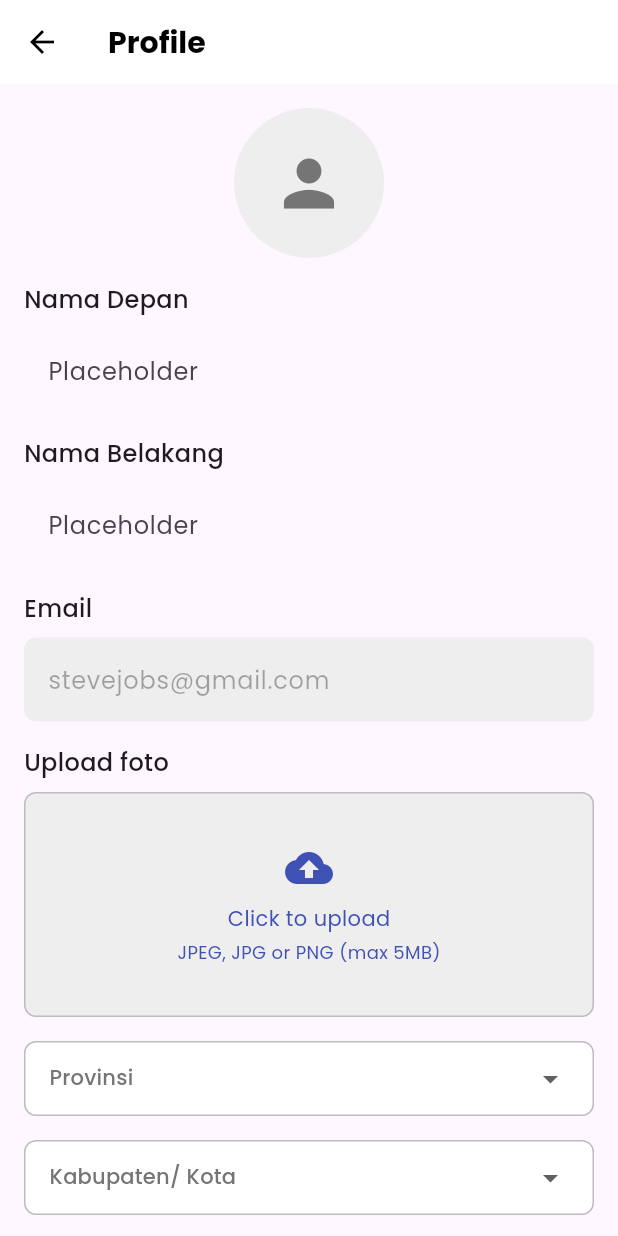
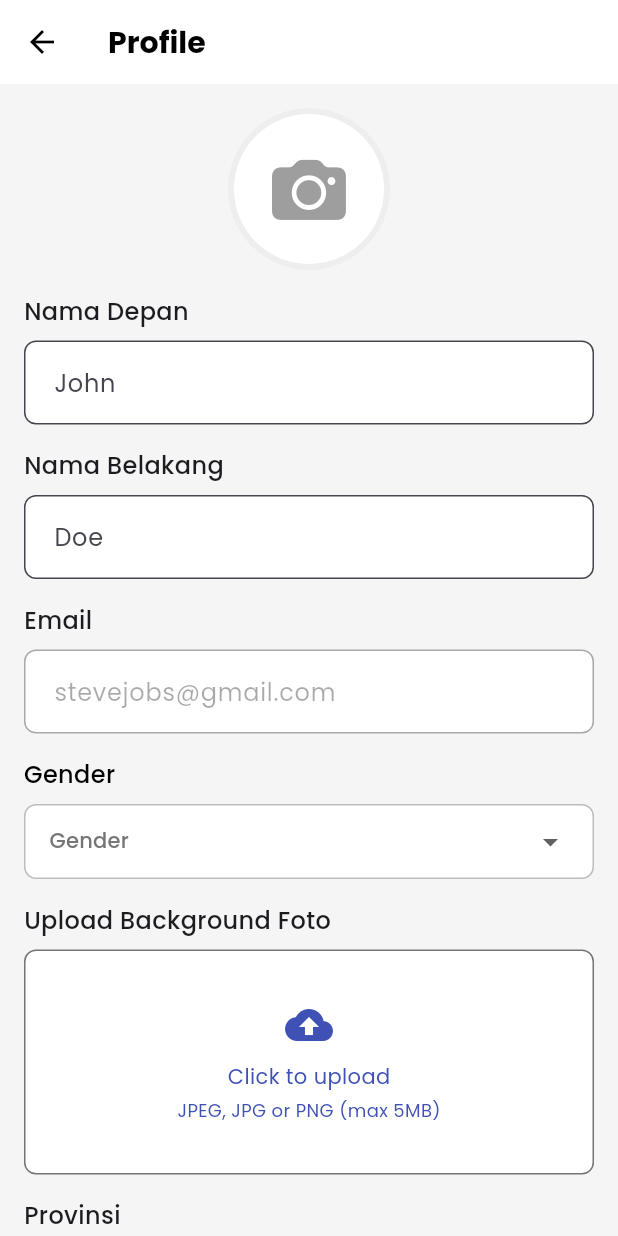
Before and after one commit to dzayeate/EDUPASS-MOBILE, a Flutter app: the ProfileDetailUser screen opened directly, on a phone screen of 412 x 824 dp. Run offline on Flutter 3.47's test engine with Material 3 defaults, Android fonts, the light colour scheme and no system bars; our stand-ins replace cached_network_image, curved_navigation_bar, dio, file_picker, flutter_svg, go_router and 5 more; missing offline and left inert: mobile_scanner; accounts and stored records are empty.

Commit message:
Profile Page, Update Bio Done

```diff
--- a/lib/main.dart
+++ b/lib/main.dart
@@ -1,4 +1,5 @@
 import 'package:edupass_mobile/api/auth/auth_service.dart';
+import 'package:edupass_mobile/api/shared_preferences/token_manager.dart';
 import 'package:edupass_mobile/screens/authentication/choose_role_screen.dart';
 import 'package:edupass_mobile/screens/authentication/login_screen.dart';
 import 'package:edupass_mobile/screens/authentication/registration_role/general_regis_screen.dart';
@@ -13,7 +14,7 @@ import 'package:google_fonts/google_fonts.dart';
 void main() async {
   WidgetsFlutterBinding.ensureInitialized();
 
-  bool loggedIn = await AuthService().isLoggedIn();
+  bool loggedIn = await TokenManager().isLoggedIn();
 
   runApp(MyApp(loggedIn: loggedIn));
 }
--- /dev/null
+++ b/lib/models/auth/update_user_model.dart
@@ -0,0 +1,31 @@
+class UpdateUserModel {
+  String firstName;
+  String lastName;
+  String birthDate;
+  String gender;
+  String phone;
+  String address;
+  String province;
+  String regencies;
+  String image;
+  String institutionName;
+  String field;
+  String pupils;
+  String proof;
+
+  UpdateUserModel({
+    this.firstName = '',
+    this.lastName = '',
+    this.birthDate = '',
+    this.gender = '',
+    this.phone = '',
+    this.address = '',
+    this.province = '',
+    this.regencies = '',
+    this.image = '',
+    this.institutionName = '',
+    this.field = '',
+    this.pupils = '',
+    this.proof = '',
+  });
+}
--- a/lib/screens/profile/components/dropdown_field.dart
+++ b/lib/screens/profile/components/dropdown_field.dart
@@ -1,21 +1,42 @@
 import 'package:flutter/material.dart';
 import 'package:google_fonts/google_fonts.dart';
-import 'package:flutter_svg/flutter_svg.dart';
 
 class DropdownField extends StatefulWidget {
   final String label;
-  const DropdownField({super.key, required this.label});
+  final List<String> items;
+  final ValueChanged<String?>? onChanged;
+  final TextEditingController? controller;
+
+  const DropdownField(
+      {super.key,
+      required this.label,
+      required this.items,
+      this.onChanged,
+      this.controller});
 
   @override
-  _DropdownFieldState createState() => _DropdownFieldState();
+  State<DropdownField> createState() => _DropdownFieldState();
 }
 
 class _DropdownFieldState extends State<DropdownField> {
-  String? selectedCity;
+  String? selectedValue;
 
   @override
   Widget build(BuildContext context) {
-    return Container(
+    return Column(
+      crossAxisAlignment: CrossAxisAlignment.start,
+      children: [
+        Text(
+          widget.label,
+          style: GoogleFonts.poppins(
+            fontSize: 16,
+            color: Colors.black,
+            fontWeight: FontWeight.w500,
+          ),
+          textAlign: TextAlign.center,
+        ),
+        const SizedBox(height: 8),
+        Container(
           width: double.infinity,
           padding: const EdgeInsets.symmetric(horizontal: 16),
           decoration: BoxDecoration(
@@ -32,59 +53,28 @@ class _DropdownFieldState extends State<DropdownField> {
                     color: Colors.grey.shade600,
                   ),
                 ),
-          value: selectedCity,
-          items: [
-            DropdownMenuItem(
-              value: 'Jakarta',
-              child: Text('Jakarta', style: GoogleFonts.poppins(fontSize: 14)),
+                value: selectedValue,
+                items: widget.items
+                    .map((item) => DropdownMenuItem(
+                          value: item,
+                          child: Text(item,
+                              style: GoogleFonts.poppins(fontSize: 14)),
+                        ))
+                    .toList(),
+                onChanged: (value) {
+                  setState(() {
+                    selectedValue = value;
+                  });
+                  if (widget.controller != null) {
+                    widget.controller!.text = value ?? '';
+                  }
+                  if (widget.onChanged != null) {
+                    widget.onChanged!(value);
+                  }
+                }),
           ),
-            DropdownMenuItem(
-              value: 'Surabaya',
-              child: Text('Surabaya', style: GoogleFonts.poppins(fontSize: 14)),
-            ),
-            DropdownMenuItem(
-              value: 'Bandung',
-              child: Text('Bandung', style: GoogleFonts.poppins(fontSize: 14)),
-            ),
-            DropdownMenuItem(
-              value: 'Medan',
-              child: Text('Medan', style: GoogleFonts.poppins(fontSize: 14)),
-            ),
-            DropdownMenuItem(
-              value: 'Makassar',
-              child: Text('Makassar', style: GoogleFonts.poppins(fontSize: 14)),
-            ),
-            DropdownMenuItem(
-              value: 'Yogyakarta',
-              child:
-                  Text('Yogyakarta', style: GoogleFonts.poppins(fontSize: 14)),
-            ),
-            DropdownMenuItem(
-              value: 'Semarang',
-              child: Text('Semarang', style: GoogleFonts.poppins(fontSize: 14)),
-            ),
-            DropdownMenuItem(
-              value: 'Palembang',
-              child:
-                  Text('Palembang', style: GoogleFonts.poppins(fontSize: 14)),
-            ),
-            DropdownMenuItem(
-              value: 'Denpasar',
-              child: Text('Denpasar', style: GoogleFonts.poppins(fontSize: 14)),
-            ),
-            DropdownMenuItem(
-              value: 'Balikpapan',
-              child:
-                  Text('Balikpapan', style: GoogleFonts.poppins(fontSize: 14)),
         ),
       ],
-          onChanged: (value) {
-            setState(() {
-              selectedCity = value;
-            });
-          },
-        ),
-      ),
     );
   }
 }
--- a/lib/screens/profile/components/profile_text_field.dart
+++ b/lib/screens/profile/components/profile_text_field.dart
@@ -5,11 +5,13 @@ class ProfileTextField extends StatelessWidget {
   final String label;
   final String placeholder;
   final bool enabled;
+  final TextEditingController controller;
 
   const ProfileTextField({
     super.key,
     required this.label,
     required this.placeholder,
+    required this.controller,
     this.enabled = true,
   });
 
@@ -26,15 +28,28 @@ class ProfileTextField extends StatelessWidget {
           ),
         ),
         const SizedBox(height: 8),
-        TextField(
-          enabled: enabled,
-          decoration: InputDecoration(
-            hintText: placeholder,
-            filled: !enabled,
-            fillColor: enabled ? Colors.white : Colors.grey.shade200,
-            border: OutlineInputBorder(
-              borderRadius: BorderRadius.circular(8),
-              borderSide: BorderSide.none,
+        Container(
+          decoration: BoxDecoration(
+            color: Colors.white,
+            borderRadius: BorderRadius.circular(8),
+          ),
+          child: TextField(
+            controller: controller,
+            enabled: enabled,
+            style: const TextStyle(color: Colors.black),
+            decoration: InputDecoration(
+              hintText: placeholder,
+              filled: true,
+              fillColor: Colors
+                  .transparent, // Set to transparent to see the Container's color
+              border: OutlineInputBorder(
+                borderRadius: BorderRadius.circular(8),
+                borderSide: BorderSide(
+                  color: Colors.grey.shade100,
+                ),
+              ),
+              contentPadding:
+                  const EdgeInsets.symmetric(vertical: 16, horizontal: 16),
             ),
           ),
         ),
--- a/lib/screens/profile/components/upload_image_field.dart
+++ b/lib/screens/profile/components/upload_image_field.dart
@@ -17,11 +17,7 @@ class _UploadImageFieldState extends State<UploadImageField> {
   void _pickFile() async {
     final result = await FilePicker.platform.pickFiles(
       type: FileType.custom,
-      allowedExtensions: [
-        'jpg',
-        'jpeg',
-        'png',
-      ],
+      allowedExtensions: ['jpg', 'jpeg', 'png'],
     );
     if (result != null && result.files.isNotEmpty) {
       final file = result.files.first;
@@ -46,7 +42,7 @@ class _UploadImageFieldState extends State<UploadImageField> {
       crossAxisAlignment: CrossAxisAlignment.start,
       children: [
         Text(
-          'Upload foto',
+          'Upload Background Foto',
           style: GoogleFonts.poppins(
             fontSize: 16,
             fontWeight: FontWeight.w500,
@@ -60,9 +56,9 @@ class _UploadImageFieldState extends State<UploadImageField> {
             width: double.infinity,
             padding: const EdgeInsets.symmetric(horizontal: 8),
             decoration: BoxDecoration(
-              color: Colors.grey.shade200,
+              color: Colors.white,
               borderRadius: BorderRadius.circular(8),
-              border: Border.all(color: Colors.grey.shade400),
+              border: Border.all(color: Colors.grey.shade600),
             ),
             child: Column(
               mainAxisAlignment: MainAxisAlignment.center,
--- /dev/null
+++ b/lib/screens/profile/components/user_avatar_field.dart
@@ -0,0 +1,51 @@
+import 'package:file_picker/file_picker.dart';
+import 'package:flutter/cupertino.dart';
+import 'package:flutter/material.dart';
+
+class UserAvatarField extends StatelessWidget {
+  final void Function(String filePath) onFileSelected;
+
+  const UserAvatarField({super.key, required this.onFileSelected});
+
+  void _pickFile(BuildContext context) async {
+    final result = await FilePicker.platform.pickFiles(
+      type: FileType.custom,
+      allowedExtensions: ['jpg', 'jpeg', 'png'],
+    );
+    if (result != null && result.files.isNotEmpty) {
+      final file = result.files.first;
+      if (file.size <= 5 * 1024 * 1024) {
+        // Max 5MB
+        onFileSelected(file.path!);
+        ScaffoldMessenger.of(context).showSnackBar(
+          const SnackBar(content: Text('Berhasil Menambahkan Image')),
+        );
+      } else {
+        // Show error message if file size exceeds 5MB
+        ScaffoldMessenger.of(context).showSnackBar(
+          const SnackBar(content: Text('File size exceeds 5MB')),
+        );
+      }
+    }
+  }
+
+  @override
+  Widget build(BuildContext context) {
+    return GestureDetector(
+      onTap: () => _pickFile(context),
+      child: Container(
+        padding: const EdgeInsets.all(4), // Border width
+        decoration: BoxDecoration(
+          color: Colors.grey.shade200, // Border color
+          shape: BoxShape.circle,
+        ),
+        child: CircleAvatar(
+          radius: 50,
+          backgroundColor: Colors.white,
+          child: Icon(CupertinoIcons.camera_fill,
+              size: 50, color: Colors.grey.shade500),
+        ),
+      ),
+    );
+  }
+}
--- a/lib/screens/profile/profile_user_detail.dart
+++ b/lib/screens/profile/profile_user_detail.dart
@@ -1,7 +1,9 @@
+import 'package:edupass_mobile/controllers/auth/update_user_controller.dart';
 import 'package:edupass_mobile/screens/edupass_app.dart';
 import 'package:edupass_mobile/screens/profile/components/dropdown_field.dart';
 import 'package:edupass_mobile/screens/profile/components/profile_text_field.dart';
 import 'package:edupass_mobile/screens/profile/components/upload_image_field.dart';
+import 'package:edupass_mobile/screens/profile/components/user_avatar_field.dart';
 import 'package:flutter/material.dart';
 import 'package:google_fonts/google_fonts.dart';
 
@@ -10,6 +12,8 @@ class ProfileDetailUser extends StatelessWidget {
 
   @override
   Widget build(BuildContext context) {
+    final UpdateUserController controller = UpdateUserController();
+
     return Scaffold(
       appBar: AppBar(
         backgroundColor: Colors.white,
@@ -20,7 +24,7 @@ class ProfileDetailUser extends StatelessWidget {
             Navigator.pushReplacement(
               context,
               MaterialPageRoute(
-                builder: (context) => EduPassApp(initialPageIndex: 4),
+                builder: (context) => const EduPassApp(initialPageIndex: 4),
               ),
             );
           },
@@ -34,45 +38,87 @@ class ProfileDetailUser extends StatelessWidget {
           ),
         ),
       ),
-      body: SingleChildScrollView(
+      body: Container(
+        color: Colors.grey.shade100,
+        child: SingleChildScrollView(
           padding:
               const EdgeInsets.only(left: 16, right: 16, top: 16, bottom: 30),
           child: Column(
             children: [
-            CircleAvatar(
-              radius: 50,
-              backgroundColor: Colors.grey.shade200,
-              child: Icon(Icons.person, size: 50, color: Colors.grey.shade600),
+              UserAvatarField(onFileSelected: (filePath) {
+                // Handle the selected file path
+                debugPrint('Selected file path: $filePath');
+                controller.imageController.text = filePath;
+              }),
+              const SizedBox(height: 16),
+              ProfileTextField(
+                label: 'Nama Depan',
+                placeholder: 'John',
+                controller: controller.firstNameController,
               ),
               const SizedBox(height: 16),
-            const ProfileTextField(
-                label: 'Nama Depan', placeholder: 'Placeholder'),
+              ProfileTextField(
+                label: 'Nama Belakang',
+                placeholder: 'Doe',
+                controller: controller.lastNameController,
+              ),
               const SizedBox(height: 16),
-            const ProfileTextField(
-                label: 'Nama Belakang', placeholder: 'Placeholder'),
-            const SizedBox(height: 16),
-            const ProfileTextField(
+              ProfileTextField(
                 label: 'Email',
                 placeholder: 'stevejobs@gmail.com',
                 enabled: false,
+                controller:
+                    TextEditingController(), // Placeholder controller, replace as needed
+              ),
+              const SizedBox(height: 16),
+              DropdownField(
+                label: 'Gender',
+                items: [
+                  'Pria',
+                  'Wanita',
+                ],
+                controller: controller.genderController,
+                onChanged: (value) {
+                  print('Selected Gender: ${controller.genderController.text}');
+                },
               ),
               const SizedBox(height: 16),
               UploadImageField(
                 onFileSelected: (filePath) {
-                // Handle file path
-                print('Selected file path: $filePath');
+                  debugPrint('Selected file path: $filePath');
+
+                  controller.proofController.text = filePath;
                 },
               ),
               const SizedBox(height: 16),
-            const DropdownField(
+              ProfileTextField(
                 label: 'Provinsi',
+                placeholder: 'Jawa Barat',
+                controller: controller.provinceController,
               ),
               const SizedBox(height: 16),
-            const DropdownField(label: 'Kabupaten/ Kota'),
+              ProfileTextField(
+                label: 'Nama Instansi',
+                placeholder: 'Universitas Pasundan',
+                controller: controller.institutionNameController,
+              ),
+              const SizedBox(height: 16),
+              ProfileTextField(
+                label: 'Bidang Studi/Jurusan',
+                placeholder: 'Teknik Informatika',
+                controller: controller.studyFieldController,
+              ),
+              const SizedBox(height: 16),
+              ProfileTextField(
+                label: 'NIM/NISN',
+                placeholder: '213040133',
+                controller: controller.uniqueIdController,
+              ),
               const SizedBox(height: 32),
               ElevatedButton(
                 onPressed: () {
                   // Handle edit button press
+                  controller.updateBio(context);
                 },
                 style: ElevatedButton.styleFrom(
                   backgroundColor: Colors.indigo,
@@ -93,6 +139,7 @@ class ProfileDetailUser extends StatelessWidget {
             ],
           ),
         ),
+      ),
     );
   }
 }
```
Also changed, not shown: lib/api/auth/auth_service.dart (+121 -26 lines), lib/api/shared_preferences/biodate_manager.dart (added, +25 -0 lines), lib/api/shared_preferences/token_manager.dart (added, +30 -0 lines), lib/controllers/auth/register_controller.dart (+8 -7 lines), lib/controllers/auth/update_user_controller.dart (added, +110 -0 lines), lib/screens/profile/profile_user.dart (+5 -2 lines). Lines whose indentation alone changed are shown as unchanged.
